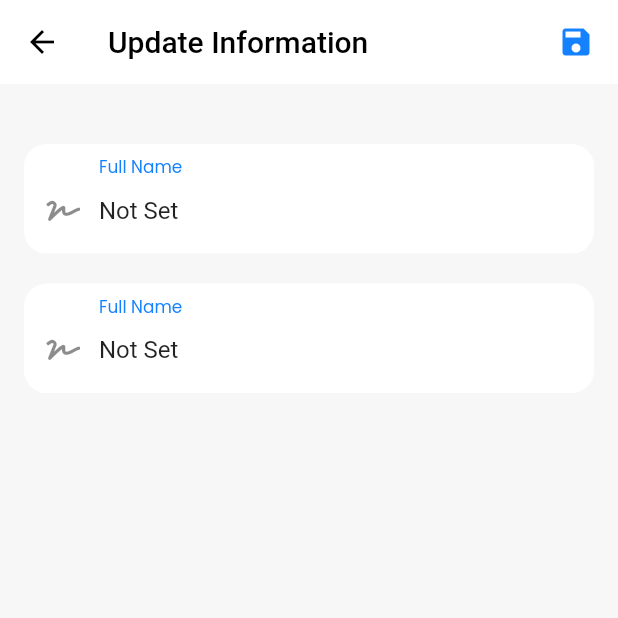
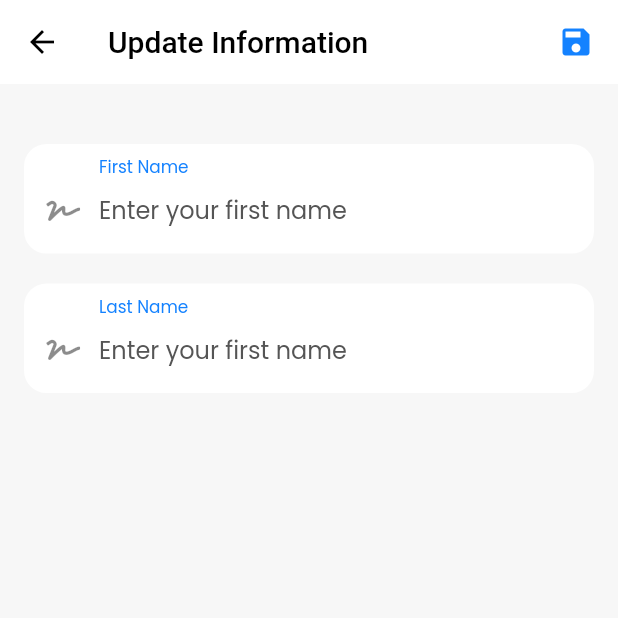
Before and after one commit to ijaspreetsinghh/doktorapp, a Flutter app: the UpdateProfileInformation screen opened directly, on a phone screen of 412 x 824 dp, the top half of it. Run offline on Flutter 3.47's test engine with Material 2 defaults, Android fonts, the phone set to English and light mode, and no system bars; our stand-ins replace cloud_firestore, date_format, double_back_to_close, firebase_auth, firebase_core, flushbar and 3 more; accounts and stored records are empty.

Commit message:
optimized code

```diff
--- a/lib/Screens/Profile/main_profile_page.dart
+++ b/lib/Screens/Profile/main_profile_page.dart
@@ -1,6 +1,5 @@
 import 'dart:async';
-import 'package:flutter/services.dart';
-import 'package:doktorapp/Screens/SignIn/sign_in_screen.dart';
+
 import 'package:doktorapp/globals.dart';
 import 'package:double_back_to_close/double_back_to_close.dart';
 import 'package:flutter/cupertino.dart';
--- a/lib/Screens/Profile/profile_page_content.dart
+++ b/lib/Screens/Profile/profile_page_content.dart
@@ -4,7 +4,6 @@ import 'package:doktorapp/constants.dart';
 import 'package:flutter/cupertino.dart';
 import 'package:flutter/material.dart';
 import 'package:flutter/painting.dart';
-import 'package:font_awesome_flutter/font_awesome_flutter.dart';
 import 'package:doktorapp/globals.dart';
 import 'package:provider/provider.dart';
 import 'package:doktorapp/Screens/Profile/doctor_profile_view.dart';
--- a/lib/Screens/Profile/update_profile_information.dart
+++ b/lib/Screens/Profile/update_profile_information.dart
@@ -1,6 +1,8 @@
 import 'package:flutter/material.dart';
 import 'package:doktorapp/constants.dart';
 import 'package:font_awesome_flutter/font_awesome_flutter.dart';
+import 'package:provider/provider.dart';
+import 'package:doktorapp/globals.dart';
 
 class UpdateProfileInformation extends StatefulWidget {
   static const id = 'UpdateProfileInformation';
@@ -11,13 +13,11 @@ class UpdateProfileInformation extends StatefulWidget {
 
 class _UpdateProfileInformationState extends State<UpdateProfileInformation> {
   bool showFirstNameBorder = false;
+  bool showLastNameBorder = false;
   bool firstNameFieldOk = false;
-  bool genderFieldOk = false;
-  bool genderBorder = false;
-  TextEditingController firstNameController =
-      TextEditingController(text: 'Not Set');
-  TextEditingController genderController =
-      TextEditingController(text: 'Not Set');
+  bool lastNameFieldOk = false;
+  bool lastNameBorder = false;
+  final _updateInformationFormKey = GlobalKey<FormState>();
 
   @override
   Widget build(BuildContext context) {
@@ -31,7 +31,13 @@ class _UpdateProfileInformationState extends State<UpdateProfileInformation> {
         actions: [
           Padding(
             padding: const EdgeInsets.only(right: kPageHorizontalPadding),
-            child: Icon(Icons.save),
+            child: GestureDetector(
+                onTap: () {
+                  if (_updateInformationFormKey.currentState.validate()) {
+                    // _updateInformationFormKey.currentState.save();
+                  }
+                },
+                child: Icon(Icons.save)),
           )
         ],
         backgroundColor: kWhiteBackgroundColor,
@@ -45,7 +51,17 @@ class _UpdateProfileInformationState extends State<UpdateProfileInformation> {
               height: kPageVerticalPadding * 4,
             ),
             Padding(
-              padding: EdgeInsets.symmetric(horizontal: kPageHorizontalPadding),
+                padding:
+                    EdgeInsets.symmetric(horizontal: kPageHorizontalPadding),
+                child: Consumer<Globals>(
+                  builder: (context, globals, child) {
+                    TextEditingController firstNameController =
+                        TextEditingController(text: globals.userFirstName);
+                    TextEditingController lastNameController =
+                        TextEditingController(text: globals.userLastName);
+
+                    return Form(
+                      key: _updateInformationFormKey,
                       child: Column(
                         children: [
                           AnimatedContainer(
@@ -53,16 +69,19 @@ class _UpdateProfileInformationState extends State<UpdateProfileInformation> {
                             decoration: BoxDecoration(
                               color: Colors.white,
                               border: Border.all(
-                        color:
-                            showFirstNameBorder ? kBorderColor : Colors.white,
+                                color: showFirstNameBorder
+                                    ? kBorderColor
+                                    : Colors.white,
                                 width: 2.0,
                               ),
-                      borderRadius: BorderRadius.circular(kRoundedCorners),
+                              borderRadius:
+                                  BorderRadius.circular(kRoundedCorners),
                             ),
                             child: Container(
                               padding: EdgeInsets.fromLTRB(0, 15.0, 0, 0),
                               child: TextFormField(
-                        textCapitalization: TextCapitalization.sentences,
+                                textCapitalization:
+                                    TextCapitalization.sentences,
                                 validator: (value) {
                                   if (value.isEmpty ||
                                       value.length < 3 ||
@@ -86,9 +105,10 @@ class _UpdateProfileInformationState extends State<UpdateProfileInformation> {
                                   fillColor: Colors.white,
                                   filled: true,
                                   prefixIcon: Icon(FontAwesomeIcons.signature),
-                          labelText: 'Full Name',
+                                  labelText: 'First Name',
                                   labelStyle: kLabelTextStyle,
-                          floatingLabelBehavior: FloatingLabelBehavior.always,
+                                  floatingLabelBehavior:
+                                      FloatingLabelBehavior.always,
                                   contentPadding: EdgeInsets.symmetric(
                                       horizontal: kPageHorizontalPadding - 8,
                                       vertical: 15.0),
@@ -115,42 +135,46 @@ class _UpdateProfileInformationState extends State<UpdateProfileInformation> {
                             decoration: BoxDecoration(
                               color: Colors.white,
                               border: Border.all(
-                        color:
-                            showFirstNameBorder ? kBorderColor : Colors.white,
+                                color: showLastNameBorder
+                                    ? kBorderColor
+                                    : Colors.white,
                                 width: 2.0,
                               ),
-                      borderRadius: BorderRadius.circular(kRoundedCorners),
+                              borderRadius:
+                                  BorderRadius.circular(kRoundedCorners),
                             ),
                             child: Container(
                               padding: EdgeInsets.fromLTRB(0, 15.0, 0, 0),
                               child: TextFormField(
-                        textCapitalization: TextCapitalization.sentences,
+                                textCapitalization:
+                                    TextCapitalization.sentences,
                                 validator: (value) {
                                   if (value.isEmpty ||
                                       value.length < 3 ||
                                       value.length > 15) {
                                     setState(() {
-                              genderBorder = true;
-                              genderFieldOk = false;
+                                      lastNameBorder = true;
+                                      lastNameFieldOk = false;
                                     });
                                   } else {
                                     setState(() {
-                              genderBorder = false;
-                              genderFieldOk = true;
+                                      lastNameBorder = false;
+                                      lastNameFieldOk = true;
                                     });
                                   }
                                   return null;
                                 },
-                        controller: genderController,
+                                controller: lastNameController,
                                 cursorColor: kPrimaryColor,
                                 keyboardType: TextInputType.name,
                                 decoration: InputDecoration(
                                   fillColor: Colors.white,
                                   filled: true,
                                   prefixIcon: Icon(FontAwesomeIcons.signature),
-                          labelText: 'Full Name',
+                                  labelText: 'Last Name',
                                   labelStyle: kLabelTextStyle,
-                          floatingLabelBehavior: FloatingLabelBehavior.always,
+                                  floatingLabelBehavior:
+                                      FloatingLabelBehavior.always,
                                   contentPadding: EdgeInsets.symmetric(
                                       horizontal: kPageHorizontalPadding - 8,
                                       vertical: 15.0),
@@ -171,7 +195,9 @@ class _UpdateProfileInformationState extends State<UpdateProfileInformation> {
                           ),
                         ],
                       ),
-            ),
+                    );
+                  },
+                )),
           ],
         ),
       ),
--- a/lib/Screens/UserProfileInfo/user_profile_info.dart
+++ b/lib/Screens/UserProfileInfo/user_profile_info.dart
@@ -5,8 +5,8 @@ import 'package:doktorapp/constants.dart';
 import 'package:doktorapp/globals.dart';
 import 'package:font_awesome_flutter/font_awesome_flutter.dart';
 import 'dart:ui';
-
 import 'package:provider/provider.dart';
+import 'dart:async';
 
 class UserProfileInfo extends StatefulWidget {
   static const id = 'UserProfileInfo';
@@ -118,9 +118,7 @@ class _TabsUserInfoState extends State<TabsUserInfo> {
                                                   CrossAxisAlignment.start,
                                               children: [
                                                 FlatButton(
-                                                    onPressed: () {
-                                                      print('1');
-                                                    },
+                                                    onPressed: () {},
                                                     child: Row(
                                                       children: [
                                                         Icon(Icons
--- a/lib/main.dart
+++ b/lib/main.dart
@@ -21,7 +21,6 @@ import 'package:doktorapp/Screens/IntroductionScreen/introduction_screen.dart';
 import 'package:provider/provider.dart';
 import 'Screens/SignUp/sign_up_continue.dart';
 import 'globals.dart';
-import 'package:doktorapp/Screens/Appointment/appointment_booked.dart';
 
 void main() => runApp(MyApp());
 
```
Lines whose indentation alone changed are shown as unchanged.
